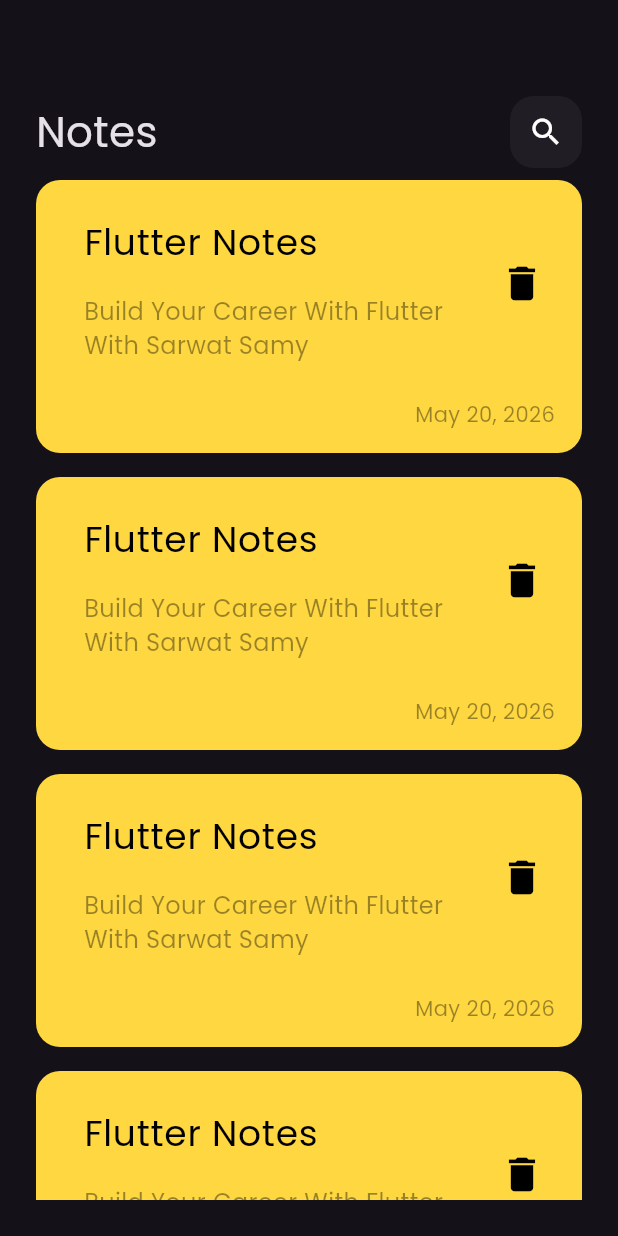
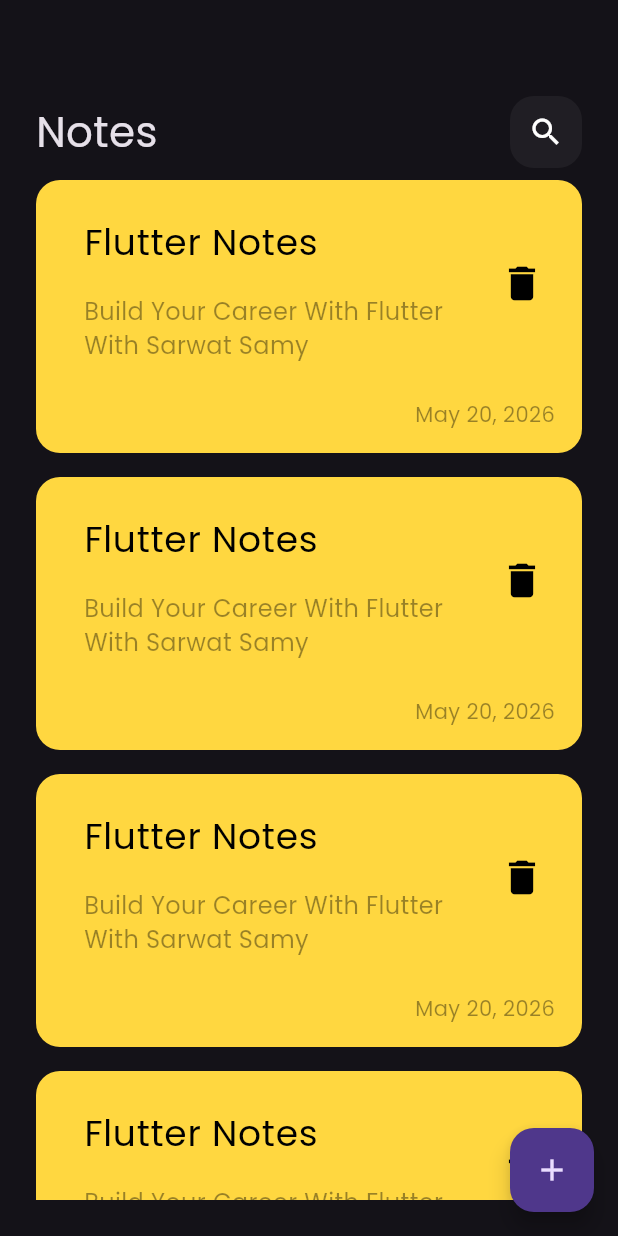
Before and after one commit to msyf19687-max/Notes_App, a Flutter app: the screen it shows after launch, on a phone screen of 412 x 824 dp. Run offline on Flutter 3.47's test engine with Material 3 defaults, Android fonts, the phone set to English and light mode, and no system bars.

Commit message:
add floating action button

```diff
--- a/lib/views/notes_views.dart
+++ b/lib/views/notes_views.dart
@@ -7,6 +7,9 @@ class NotesViews extends StatelessWidget {
   @override
   Widget build(BuildContext context) {
     return Scaffold(
+      floatingActionButton: FloatingActionButton(
+      onPressed: () {},
+      child:const Icon(Icons.add),),
      body:const NotesBody(),
     );
   }
```
